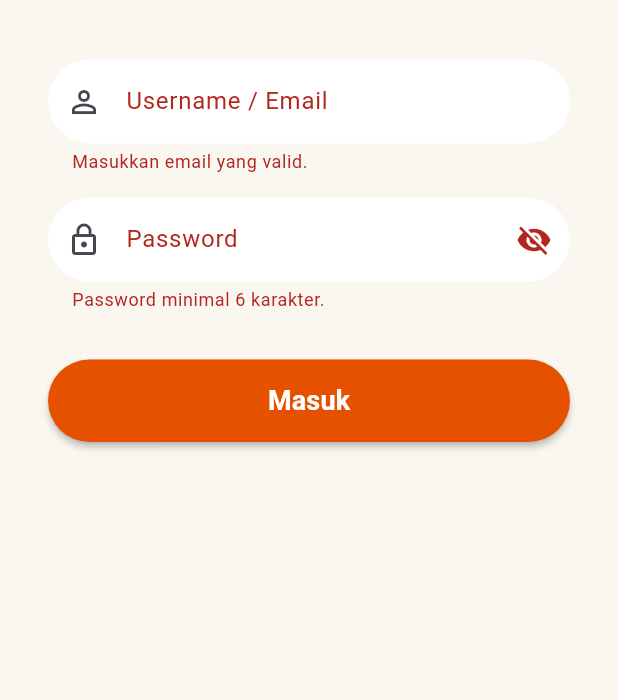
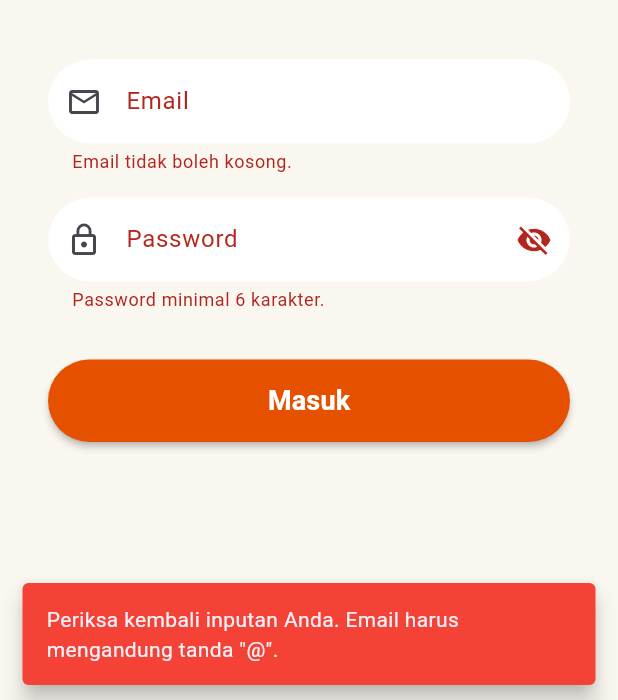
Before and after one commit to Liezz-gif/project_kelompok_teori, a Flutter app: the screen it shows after launch, after a tap on "Masuk", on a phone screen of 412 x 824 dp, the part 536-1236 px from its top. Run offline on Flutter 3.47's test engine with Material 3 defaults, Android fonts, the phone set to English and light mode, and no system bars.

Commit message:
Perbaikan Laman Login

```diff
--- a/lib/screens/login_screen.dart
+++ b/lib/screens/login_screen.dart
@@ -17,6 +17,14 @@ class _LoginScreenState extends State<LoginScreen> {
       Navigator.pushReplacement(
         context,
         MaterialPageRoute(builder: (context) => const MainNavigationScreen()),
+      );
+    } else {
+      ScaffoldMessenger.of(context).showSnackBar(
+        const SnackBar(
+          content: Text('Periksa kembali inputan Anda. Email harus mengandung tanda "@".'),
+          backgroundColor: Colors.red,
+          behavior: SnackBarBehavior.floating,
+        ),
       );
     }
   }
@@ -52,14 +60,23 @@ class _LoginScreenState extends State<LoginScreen> {
                 ),
                 const SizedBox(height: 40),
                 TextFormField(
+                  keyboardType: TextInputType.emailAddress,
                   decoration: InputDecoration(
-                    labelText: 'Username / Email',
+                    labelText: 'Email',
                     filled: true,
                     fillColor: Colors.white,
                     border: OutlineInputBorder(borderRadius: BorderRadius.circular(30), borderSide: BorderSide.none),
-                    prefixIcon: const Icon(Icons.person_outline),
+                    prefixIcon: const Icon(Icons.email_outlined),
                   ),
-                  validator: (value) => (value == null || value.isEmpty) ? 'Masukkan email yang valid.' : null,
+                  validator: (value) {
+                    if (value == null || value.trim().isEmpty) {
+                      return 'Email tidak boleh kosong.';
+                    }
+                    if (!value.contains('@')) {
+                      return 'Email harus mengandung tanda "@".';
+                    }
+                    return null;
+                  },
                 ),
                 const SizedBox(height: 16),
                 TextFormField(
```
Also changed, not shown: pubspec.lock, 1 other file.
